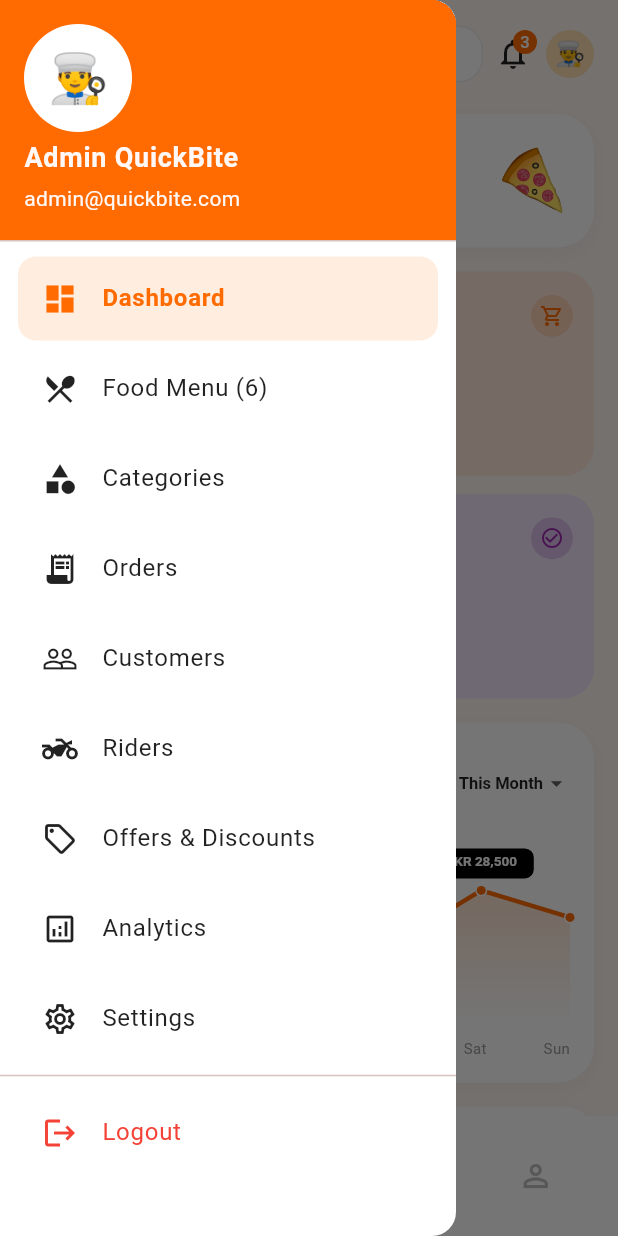
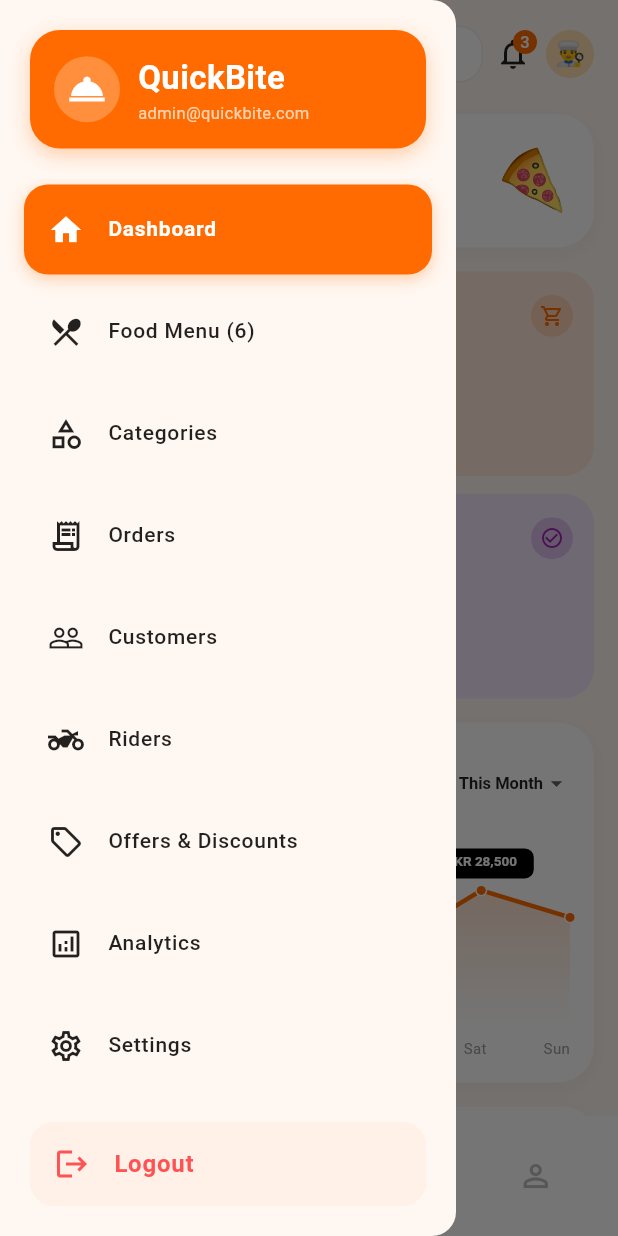
Before and after one commit to Sibghatallah-7/quickbite-mad, a Flutter app: the DashboardScreen screen opened directly, with the side drawer open, on a phone screen of 412 x 824 dp. Run offline on Flutter 3.47's test engine with Material 3 defaults, Android fonts, the phone set to English and light mode, and no system bars; network calls fail.

Commit message:
Pixel-perfect update to QuickBite Admin Dashboard and Navigation Sidebar matching reference image

```diff
--- a/admin_app/lib/screens/dashboard_screen.dart
+++ b/admin_app/lib/screens/dashboard_screen.dart
@@ -635,35 +635,75 @@ class _DashboardScreenState extends State<DashboardScreen> {
   // NAVIGATION DRAWER (Sidebar based on Reference Image)
   Widget _buildNavigationDrawer(int foodCount) {
     return Drawer(
-      backgroundColor: Colors.white,
-      child: ListView(
-        padding: EdgeInsets.zero,
+      backgroundColor: const Color(0xFFFFF7F1),
+      child: SafeArea(
+        child: Column(
           children: [
-          // Drawer Header
-          UserAccountsDrawerHeader(
-            decoration: const BoxDecoration(color: Color(0xFFFF6B00)),
-            accountName: Text(
-              _adminService.adminName,
-              style: const TextStyle(fontWeight: FontWeight.bold, fontSize: 18),
+            // Drawer Top Branding Pill Header
+            Padding(
+              padding: const EdgeInsets.all(20),
+              child: Container(
+                width: double.infinity,
+                padding: const EdgeInsets.all(16),
+                decoration: BoxDecoration(
+                  color: const Color(0xFFFF6B00),
+                  borderRadius: BorderRadius.circular(20),
+                  boxShadow: [
+                    BoxShadow(
+                      color: const Color(0xFFFF6B00).withValues(alpha: 0.3),
+                      blurRadius: 10,
+                      offset: const Offset(0, 4),
                     ),
-            accountEmail: Text(_adminService.adminEmail),
-            currentAccountPicture: const CircleAvatar(
-              backgroundColor: Colors.white,
-              child: Text('👨‍🍳', style: TextStyle(fontSize: 32)),
+                  ],
+                ),
+                child: Row(
+                  children: [
+                    Container(
+                      padding: const EdgeInsets.all(8),
+                      decoration: const BoxDecoration(
+                        color: Colors.white24,
+                        shape: BoxShape.circle,
+                      ),
+                      child: const Icon(Icons.room_service, color: Colors.white, size: 28),
+                    ),
+                    const SizedBox(width: 12),
+                    Column(
+                      crossAxisAlignment: CrossAxisAlignment.start,
+                      children: [
+                        const Text(
+                          'QuickBite',
+                          style: TextStyle(
+                            color: Colors.white,
+                            fontSize: 22,
+                            fontWeight: FontWeight.bold,
+                          ),
+                        ),
+                        Text(
+                          _adminService.adminEmail,
+                          style: const TextStyle(color: Colors.white70, fontSize: 11),
+                        ),
+                      ],
+                    ),
+                  ],
+                ),
               ),
             ),
 
-          // Drawer Navigation Items
-          _buildDrawerItem(Icons.dashboard, 'Dashboard', isSelected: true, onTap: () => Navigator.pop(context)),
+            // Drawer Items List
+            Expanded(
+              child: ListView(
+                padding: const EdgeInsets.symmetric(horizontal: 16),
+                children: [
+                  _buildDrawerItem(Icons.home, 'Dashboard', isSelected: true, onTap: () => Navigator.pop(context)),
                   _buildDrawerItem(Icons.restaurant_menu, 'Food Menu ($foodCount)', onTap: () {
                     Navigator.pop(context);
                     Navigator.push(context, MaterialPageRoute(builder: (_) => const ManageFoodScreen()));
                   }),
-          _buildDrawerItem(Icons.category, 'Categories', onTap: () {
+                  _buildDrawerItem(Icons.category_outlined, 'Categories', onTap: () {
                     Navigator.pop(context);
                     Navigator.push(context, MaterialPageRoute(builder: (_) => const ManageFoodScreen()));
                   }),
-          _buildDrawerItem(Icons.receipt_long, 'Orders', onTap: () {
+                  _buildDrawerItem(Icons.receipt_long_outlined, 'Orders', onTap: () {
                     Navigator.pop(context);
                     Navigator.push(context, MaterialPageRoute(builder: (_) => const ManageOrdersScreen()));
                   }),
@@ -672,29 +712,66 @@ class _DashboardScreenState extends State<DashboardScreen> {
                   _buildDrawerItem(Icons.local_offer_outlined, 'Offers & Discounts', onTap: () => Navigator.pop(context)),
                   _buildDrawerItem(Icons.analytics_outlined, 'Analytics', onTap: () => Navigator.pop(context)),
                   _buildDrawerItem(Icons.settings_outlined, 'Settings', onTap: () => Navigator.pop(context)),
-          const Divider(),
-          _buildDrawerItem(Icons.logout, 'Logout', color: Colors.red, onTap: () {
+                ],
+              ),
+            ),
+
+            // Bottom Logout Button
+            Padding(
+              padding: const EdgeInsets.all(20),
+              child: Container(
+                decoration: BoxDecoration(
+                  color: const Color(0xFFFFF0E8),
+                  borderRadius: BorderRadius.circular(16),
+                ),
+                child: ListTile(
+                  leading: const Icon(Icons.logout, color: Colors.redAccent),
+                  title: const Text(
+                    'Logout',
+                    style: TextStyle(
+                      color: Colors.redAccent,
+                      fontWeight: FontWeight.bold,
+                    ),
+                  ),
+                  onTap: () {
                     Navigator.pop(context);
                     _logout();
-          }),
+                  },
+                ),
+              ),
+            ),
           ],
+        ),
       ),
     );
   }
 
-  Widget _buildDrawerItem(IconData icon, String title, {bool isSelected = false, Color? color, VoidCallback? onTap}) {
-    final themeColor = color ?? (isSelected ? const Color(0xFFFF6B00) : Colors.black87);
+  Widget _buildDrawerItem(IconData icon, String title, {bool isSelected = false, VoidCallback? onTap}) {
     return Container(
-      margin: const EdgeInsets.symmetric(horizontal: 12, vertical: 2),
+      margin: const EdgeInsets.symmetric(vertical: 4),
       decoration: BoxDecoration(
-        color: isSelected ? const Color(0xFFFF6B00).withValues(alpha: 0.12) : Colors.transparent,
-        borderRadius: BorderRadius.circular(12),
+        color: isSelected ? const Color(0xFFFF6B00) : Colors.transparent,
+        borderRadius: BorderRadius.circular(16),
+        boxShadow: isSelected
+            ? [
+                BoxShadow(
+                  color: const Color(0xFFFF6B00).withValues(alpha: 0.3),
+                  blurRadius: 8,
+                  offset: const Offset(0, 3),
+                )
+              ]
+            : null,
       ),
       child: ListTile(
-        leading: Icon(icon, color: themeColor),
+        contentPadding: const EdgeInsets.symmetric(horizontal: 16, vertical: 2),
+        leading: Icon(icon, color: isSelected ? Colors.white : Colors.black87),
         title: Text(
           title,
-          style: TextStyle(color: themeColor, fontWeight: isSelected ? FontWeight.bold : FontWeight.normal),
+          style: TextStyle(
+            color: isSelected ? Colors.white : Colors.black87,
+            fontWeight: isSelected ? FontWeight.bold : FontWeight.w500,
+            fontSize: 14,
+          ),
         ),
         onTap: onTap,
       ),
```
Lines whose indentation alone changed are shown as unchanged.
